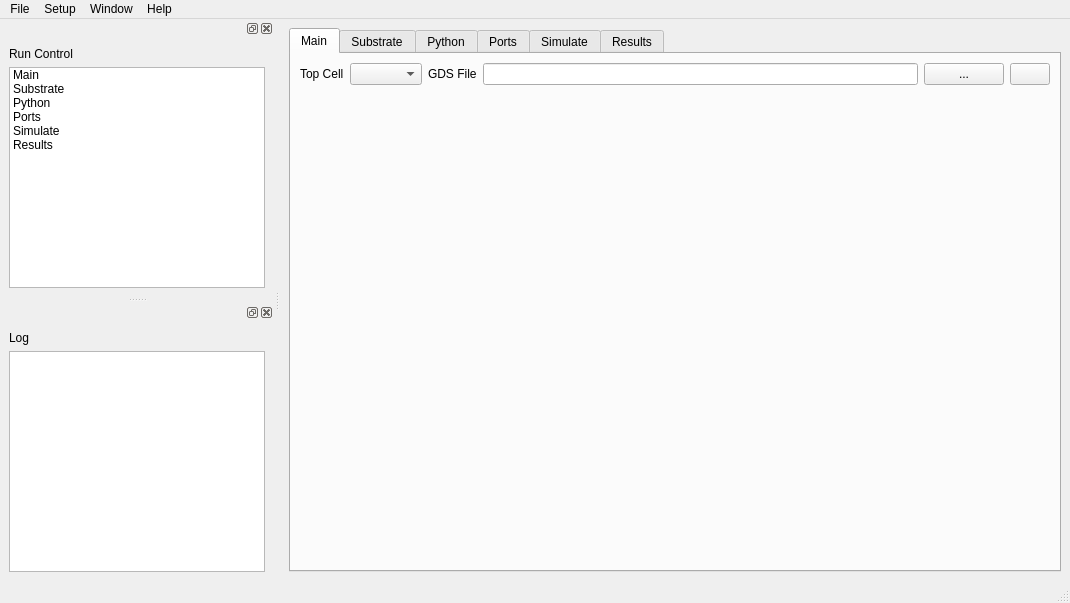
Old version of the form src/mainwindow.ui in the repository IHP-GmbH/EMStudio.
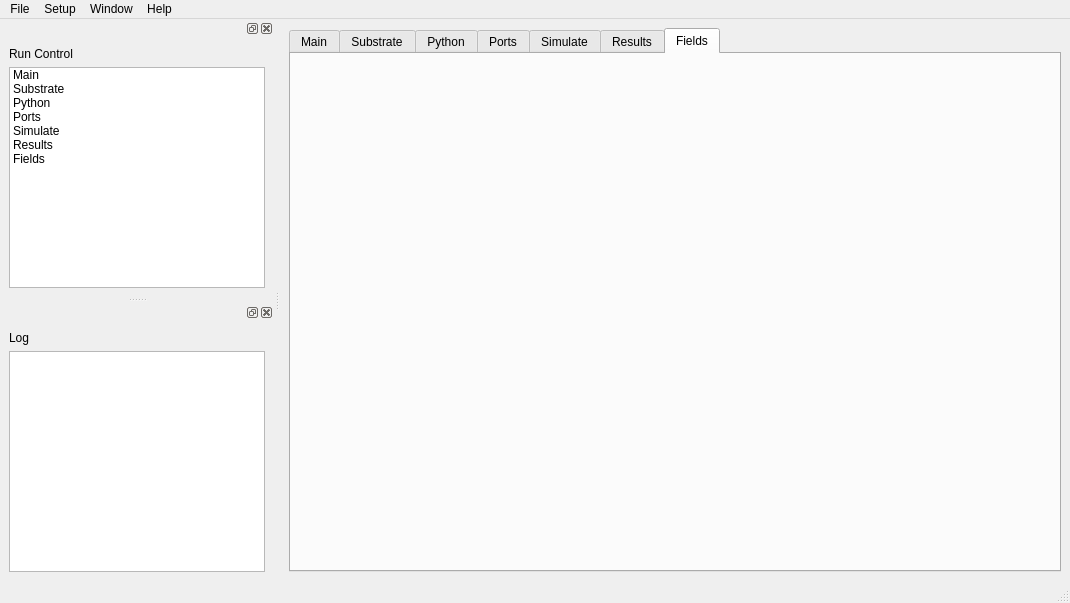
New version of the form. The open tabs and pages were chosen to show the change. Custom widgets are drawn as their Qt base class.

Commit message: Add a Fields page for layout field results, draw port surfaces in the 3D layout view, and keep field viewer settings across result files.

The edit to the form file:
```diff
--- a/src/mainwindow.ui
+++ b/src/mainwindow.ui
@@ -496,6 +496,16 @@
         </property>
        </layout>
       </widget>
+      <widget class="QWidget" name="tabFields">
+       <attribute name="title">
+        <string>Fields</string>
+       </attribute>
+       <layout class="QVBoxLayout" name="verticalLayoutFieldsPage">
+        <property name="spacing">
+         <number>2</number>
+        </property>
+       </layout>
+      </widget>
      </widget>
     </item>
    </layout>
@@ -594,6 +604,11 @@
          <string>Results</string>
         </property>
        </item>
+       <item>
+        <property name="text">
+         <string>Fields</string>
+        </property>
+       </item>
       </widget>
      </item>
     </layout>
```
The commit also changes 14 other files.
